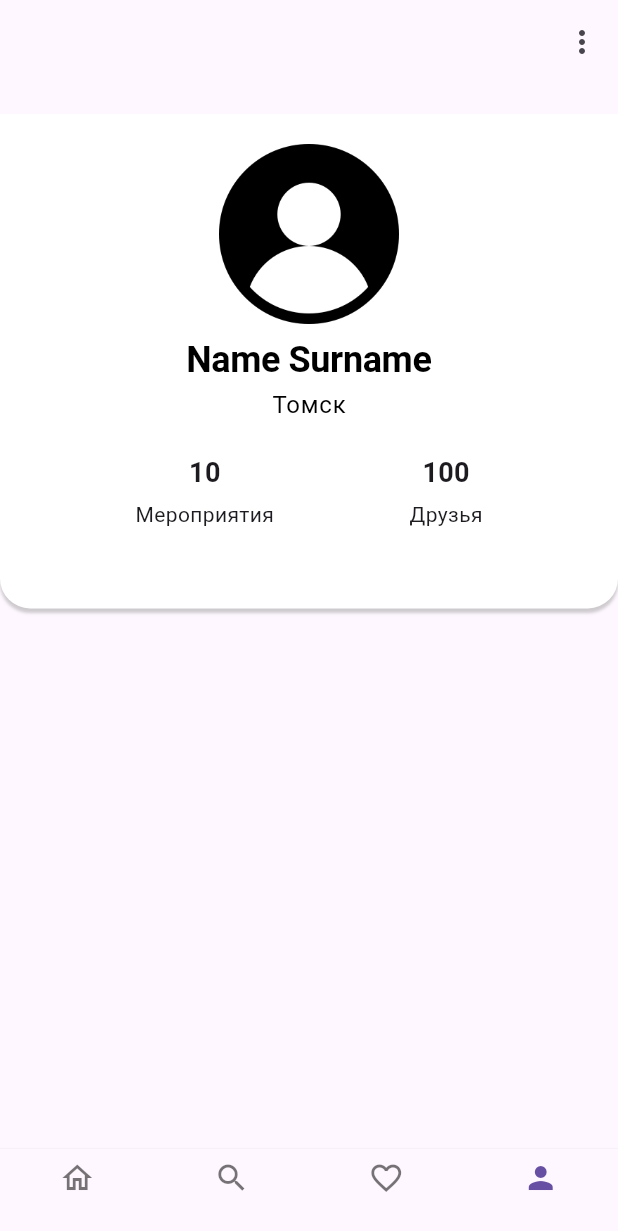
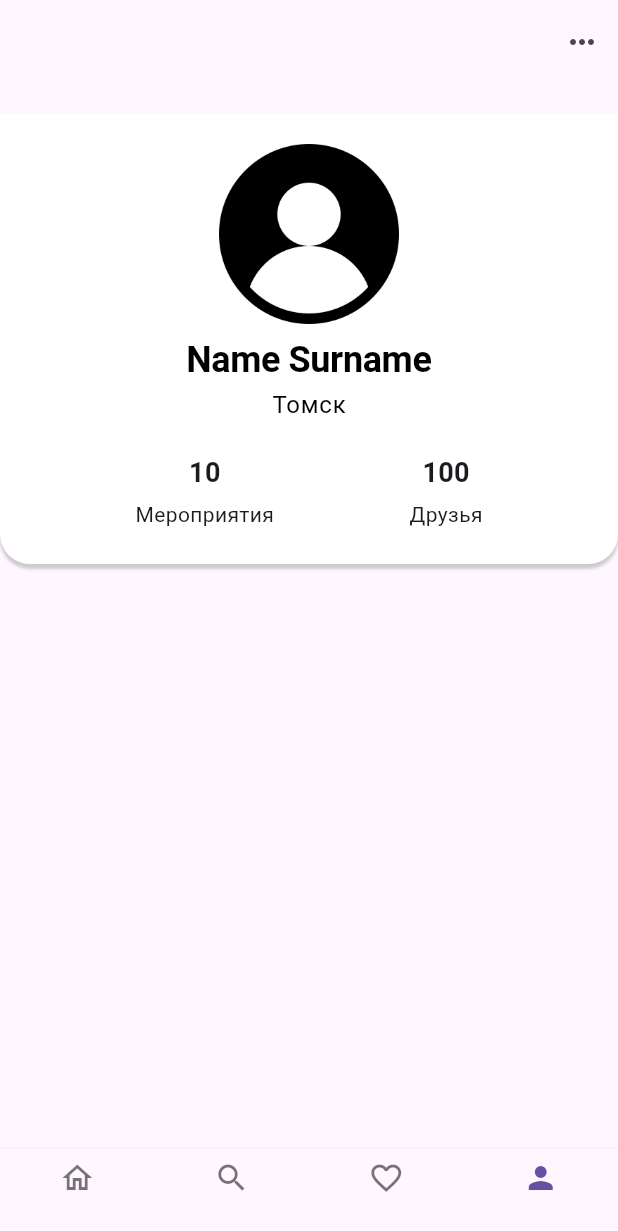
Before and after one commit to kixygod/vmeste, a Flutter app: the screen it shows after launch, item 4 of the bottom bar chosen, on a phone screen of 412 x 824 dp. Shown: the top 1231 px of the screen. Run offline on Flutter 3.47's test engine with Material 3 defaults, Android fonts, the light colour scheme and no system bars; our stand-ins replace image_picker; Roboto replaces fonts that are missing (VelaSans).

Commit message:
feature(settins, profile): some stuff

```diff
--- a/lib/ui/views/profile_view/profile_view.dart
+++ b/lib/ui/views/profile_view/profile_view.dart
@@ -46,14 +46,14 @@ class ProfileViewState extends State<ProfileView> {
         backgroundColor: Theme.of(context).backgroundColor,
         actions: [
           IconButton(
-            icon: const Icon(Icons.more_vert),
+            icon: const Icon(Icons.more_horiz),
             onPressed: () {
               Navigator.push(
                   context,
                   MaterialPageRoute(
                     builder: (context) => ChangeNotifierProvider(
                       create: (context) => SettingsViewModel(),
-                      child: SettingsView(),
+                      child: const SettingsView(),
                     ),
                   ));
             },
--- a/lib/ui/widgets/profile_header_widget.dart
+++ b/lib/ui/widgets/profile_header_widget.dart
@@ -10,7 +10,7 @@ class ProfileHeaderWidget extends StatelessWidget {
   Widget build(BuildContext context) {
     return Container(
       width: MediaQuery.of(context).size.width,
-      height: MediaQuery.of(context).size.height * 0.4,
+      constraints: const BoxConstraints(minHeight: 300),
       decoration: BoxDecoration(
         color: Colors.white,
         borderRadius: const BorderRadius.only(
@@ -30,9 +30,8 @@ class ProfileHeaderWidget extends StatelessWidget {
         children: [
           const SizedBox(height: 20),
           DecoratedBox(
-            decoration: BoxDecoration(
+            decoration: const BoxDecoration(
               shape: BoxShape.circle,
-              border: Border.all(color: Colors.grey.shade300, width: 2),
             ),
             child: Image.asset(avatarImagePath, width: 120, height: 120),
           ), // Размеры аватарки
```
Also changed, not shown: lib/ui/views/settings_view/settings_view.dart (+14 -14 lines).
